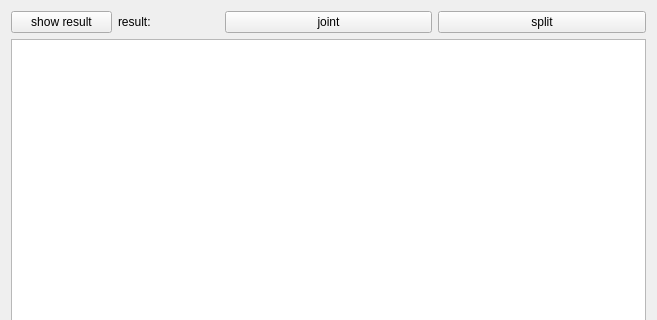
Above: ui/fragmentarea.ui from fkjslee/Fragment before the change; both pictures show x 0 to 657 and y 0 to 320 of the 657 by 476 pixel window. Below: the same form after it.
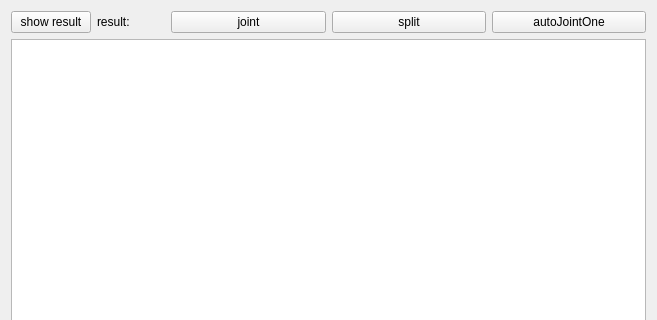
That is the form after the change.

Commit message: use FusionImage to joint two fragments

Diff of the .ui file:
```diff
--- a/ui/fragmentarea.ui
+++ b/ui/fragmentarea.ui
@@ -54,6 +54,13 @@
        </property>
       </widget>
      </item>
+     <item>
+      <widget class="QPushButton" name="btnAutoJoint">
+       <property name="text">
+        <string>autoJointOne</string>
+       </property>
+      </widget>
+     </item>
     </layout>
    </item>
    <item>
```
The commit also changes 11 other files.
